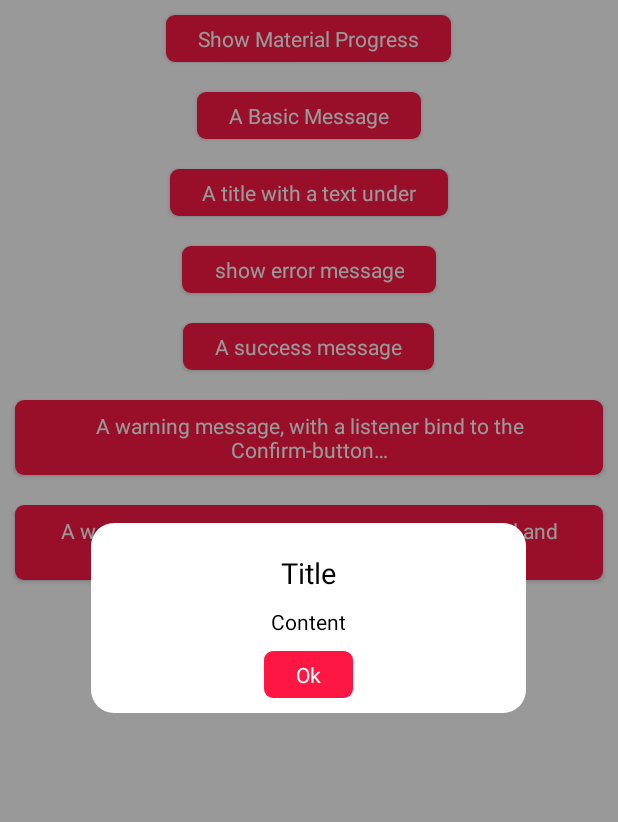
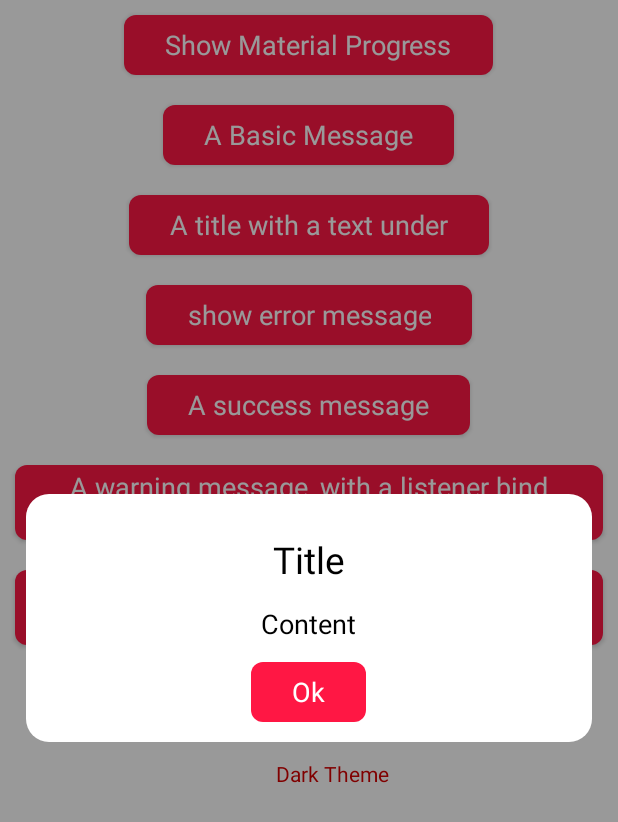
Before and after one commit to TutorialsAndroid/KAlertDialog, an Android app: the screen it shows after launch (SampleActivity), after a tap on "A Basic Message", on a phone screen of 412 x 824 dp. Shown: the top 822 px of the screen. Run offline under Robolectric (Android 15) with nearby library versions, the phone set to English and light mode, and no system bars; our stand-ins replace sdp/ssp sizes; plain views replace ProgressWheel; 1 statement that could not run was skipped.

Commit message:
scalable DP library

```diff
--- a/build.gradle
+++ b/build.gradle
@@ -1,10 +1,10 @@
 buildscript {
     repositories {
         google()
-        jcenter()
+        mavenCentral()
     }
     dependencies {
-        classpath 'com.android.tools.build:gradle:4.0.1'
+        classpath 'com.android.tools.build:gradle:7.2.1'
         classpath 'com.github.dcendents:android-maven-gradle-plugin:2.1'
     }
 }
@@ -12,7 +12,6 @@
 allprojects {
     repositories {
         google()
-        jcenter()
         mavenCentral()
         maven {
             url 'https://jitpack.io'
--- a/library/src/main/res/drawable/button_background.xml
+++ b/library/src/main/res/drawable/button_background.xml
@@ -3,13 +3,13 @@
     <item android:state_pressed="true">
         <shape android:shape="rectangle">
             <solid android:color="#FF5474" />
-            <corners android:radius="6dp"/>
+            <corners android:radius="@dimen/_6sdp"/>
         </shape>
     </item>
     <item>
         <shape android:shape="rectangle">
             <solid android:color="#FF1744" />
-            <corners android:radius="6dp"/>
+            <corners android:radius="@dimen/_6sdp"/>
         </shape>
     </item>
 </selector>
--- a/library/src/main/res/layout/alert_dialog.xml
+++ b/library/src/main/res/layout/alert_dialog.xml
@@ -3,28 +3,28 @@
     xmlns:wheel="http://schemas.android.com/apk/res-auto"
     xmlns:tools="http://schemas.android.com/tools"
     android:id="@+id/loading"
-    android:layout_width="@dimen/alert_width"
+    android:layout_width="@dimen/_290sdp"
     android:layout_height="wrap_content"
     android:gravity="center"
     android:layout_gravity="center"
     android:orientation="vertical"
     android:background="?attr/alertDialogDark"
-    android:padding="10dp">
+    android:padding="@dimen/_10sdp">
 
     <ImageView
         android:id="@+id/custom_image"
-        android:layout_width="53dp"
-        android:layout_height="53dp"
-        android:layout_marginTop="5dp"
+        android:layout_width="@dimen/_53sdp"
+        android:layout_height="@dimen/_53sdp"
+        android:layout_marginTop="@dimen/_5sdp"
         android:contentDescription="@string/app_name"
         android:visibility="gone"
         android:scaleType="fitCenter" />
 
     <FrameLayout
         android:id="@+id/error_frame"
-        android:layout_width="53dp"
-        android:layout_height="53dp"
-        android:layout_marginTop="5dp"
+        android:layout_width="@dimen/_53sdp"
+        android:layout_height="@dimen/_53sdp"
+        android:layout_marginTop="@dimen/_5sdp"
         android:visibility="gone">
         <View
             android:layout_width="match_parent"
@@ -43,9 +43,9 @@
 
     <FrameLayout
         android:id="@+id/success_frame"
-        android:layout_width="53dp"
-        android:layout_height="53dp"
-        android:layout_marginTop="5dp"
+        android:layout_width="@dimen/_53sdp"
+        android:layout_height="@dimen/_53sdp"
+        android:layout_marginTop="@dimen/_5sdp"
         android:visibility="gone">
 
         <View
@@ -70,9 +70,9 @@
 
     <FrameLayout
         android:id="@+id/warning_frame"
-        android:layout_width="53dp"
-        android:layout_height="53dp"
-        android:layout_marginTop="5dp"
+        android:layout_width="@dimen/_53sdp"
+        android:layout_height="@dimen/_53sdp"
+        android:layout_marginTop="@dimen/_5sdp"
         android:visibility="gone">
 
         <View
@@ -92,15 +92,15 @@
         android:id="@+id/progress_dialog"
         android:layout_width="wrap_content"
         android:layout_height="wrap_content"
-        android:layout_marginTop="9dp"
+        android:layout_marginTop="@dimen/_9sdp"
         android:layout_gravity="center"
         android:orientation="vertical"
         android:visibility="gone">
 
         <com.developer.progressx.ProgressWheel
             android:id="@+id/progressWheel"
-            android:layout_width="80dp"
-            android:layout_height="80dp"
+            android:layout_width="@dimen/_80sdp"
+            android:layout_height="@dimen/_80sdp"
             wheel:matProg_progressIndeterminate="true"
             android:layout_gravity="center" />
     </FrameLayout>
@@ -109,8 +109,8 @@
         android:id="@+id/title_text"
         android:layout_width="wrap_content"
         android:layout_height="wrap_content"
-        android:textSize="19sp"
-        android:layout_marginTop="10dp"
+        android:textSize="@dimen/_19sdp"
+        android:layout_marginTop="@dimen/_10sdp"
         android:singleLine="true"
         android:visibility="gone"
         android:textColor="?attr/alertDialogTextColor"
@@ -118,10 +118,10 @@
 
     <TextView
         android:id="@+id/content_text"
-        android:layout_marginTop="10dp"
+        android:layout_marginTop="@dimen/_10sdp"
         android:layout_width="wrap_content"
         android:layout_height="wrap_content"
-        android:textSize="14sp"
+        android:textSize="@dimen/_14sdp"
         android:textColor="?attr/alertDialogContentTextColor"
         android:textAlignment="center"
         android:gravity="center"
@@ -132,7 +132,7 @@
         android:id="@+id/custom_view_container"
         android:layout_width="match_parent"
         android:layout_height="wrap_content"
-        android:layout_marginTop="10dp"
+        android:layout_marginTop="@dimen/_10sdp"
         android:gravity="center"
         android:visibility="gone"
         tools:text="message \n message \n message"
@@ -147,7 +147,7 @@
     </FrameLayout>
 
     <LinearLayout
-        android:layout_marginTop="10dp"
+        android:layout_marginTop="@dimen/_10sdp"
         android:layout_width="match_parent"
         android:layout_height="wrap_content"
         android:gravity="center">
@@ -158,12 +158,12 @@
             android:background="@drawable/gray_button_background"
             android:text="@string/dialog_cancel"
             android:visibility="gone"
-            android:layout_marginEnd="10dp" />
+            android:layout_marginEnd="@dimen/_10sdp" />
 
         <Button
             android:id="@+id/custom_confirm_button"
             style="@style/dialog_blue_button"
             android:visibility="gone"
-            android:text="@string/dialog_ok" />
+            android:text="@string/dialog_ok"/>
     </LinearLayout>
 </LinearLayout>
--- a/library/src/main/res/values/styles.xml
+++ b/library/src/main/res/values/styles.xml
@@ -25,11 +25,11 @@
 
     <style name="dialog_blue_button" parent="android:Widget.Button">
         <item name="android:layout_width">wrap_content</item>
-        <item name="android:layout_height">31dp</item>
+        <item name="android:layout_height">@dimen/_31sdp</item>
         <item name="android:background">@drawable/button_background</item>
-        <item name="android:textSize">14sp</item>
-        <item name="android:paddingLeft">21dp</item>
-        <item name="android:paddingRight">21dp</item>
+        <item name="android:textSize">@dimen/_14sdp</item>
+        <item name="android:paddingLeft">@dimen/_21sdp</item>
+        <item name="android:paddingRight">@dimen/_21sdp</item>
         <item name="android:textColor">@color/button_text_color</item>
     </style>
 </resources>
--- a/sample/src/main/AndroidManifest.xml
+++ b/sample/src/main/AndroidManifest.xml
@@ -9,7 +9,8 @@
         android:theme="@android:style/Theme.NoTitleBar"
         tools:ignore="AllowBackup,GoogleAppIndexingWarning">
         <activity android:name=".SampleActivity"
-                  android:label="@string/app_name">
+                  android:label="@string/app_name"
+            android:exported="true">
             <intent-filter>
                 <action android:name="android.intent.action.MAIN"/>
                 <category android:name="android.intent.category.LAUNCHER"/>
```
Also changed, not shown: library/build.gradle (+4 -10 lines), sample/build.gradle (+6 -9 lines), sample/src/main/java/com/developer/kalert/alert/SampleActivity.java (+5 -7 lines), gradle/wrapper/gradle-wrapper.properties, sample/src/main/res/layout/sample_activity.xml (indentation only), 507 other files.
